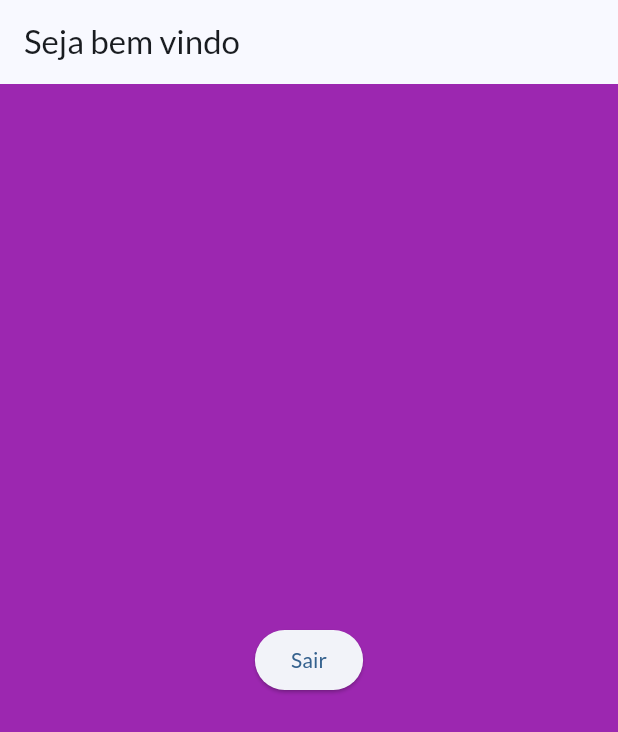
After one commit to victorhug01/unijobs, a Flutter app: the screen it shows once a user with an empty profile is signed in, after a tap on "Sair", on a phone screen of 412 x 824 dp. The commit adds this screen. Shown: the top 732 px of the screen. Run offline on Flutter 3.47's test engine with Material 3 defaults, Android fonts, the phone set to English and light mode, and no system bars; our stand-ins replace email_validator, firebase_auth, firebase_core, google_fonts; accounts and stored records are empty; statements that could not run were skipped.

Commit message:
finalização login, cadastro e saida do app por email

```diff
--- a/lib/src/app/myapp.dart
+++ b/lib/src/app/myapp.dart
@@ -1,6 +1,8 @@
+import 'package:firebase_auth/firebase_auth.dart';
 import 'package:flutter/material.dart';
 import 'package:google_fonts/google_fonts.dart';
 import 'package:unijobs/src/screens/forgotpassword/forgotpassword.dart';
+import 'package:unijobs/src/screens/home/home_page.dart';
 import 'package:unijobs/src/screens/login/login_authetication.dart';
 import 'package:unijobs/src/screens/register/register_authentication.dart';
 
@@ -23,7 +25,25 @@ class MyApp extends StatelessWidget {
         'registerAuthetication': (_) => const RegisterAuthentication(),
         'loginAuthentication': (_) => const LoginAuthentication(),
       },
-      home: const LoginAuthentication(),
+      home: const RoteadorScreen(),
     );
   }
 }
+
+class RoteadorScreen extends StatelessWidget {
+  const RoteadorScreen({super.key});
+
+  @override
+  Widget build(BuildContext context) {
+    return StreamBuilder<User?>(
+      stream: FirebaseAuth.instance.userChanges(),
+      builder: (context, snapshot) {
+        if(snapshot.hasData){
+          return const MyHomePage();
+        }else{
+          return const LoginAuthentication();
+        }
+      },
+    );
+  }
+}
--- /dev/null
+++ b/lib/src/screens/home/home_page.dart
@@ -0,0 +1,27 @@
+import 'package:flutter/material.dart';
+import 'package:unijobs/src/servicos/authentication_service.dart';
+
+class MyHomePage extends StatefulWidget {
+  const MyHomePage({super.key});
+
+  @override
+  State<MyHomePage> createState() => _MyHomePageState();
+}
+
+class _MyHomePageState extends State<MyHomePage> {
+  final AuthenticationService _authService = AuthenticationService();
+  @override
+  Widget build(BuildContext context) {
+    return Scaffold(
+      backgroundColor: Colors.purple,
+      appBar: AppBar(
+        title: const Text('Seja bem vindo'),
+      ),
+      body: Center(
+        child: ElevatedButton(onPressed: (){
+          _authService.logOut();
+        }, child: const Text('Sair')),
+      ),
+    );
+  }
+}
--- a/lib/src/screens/login/login_authetication.dart
+++ b/lib/src/screens/login/login_authetication.dart
@@ -2,6 +2,7 @@ import 'package:email_validator/email_validator.dart';
 import 'package:flutter/material.dart';
 import 'package:unijobs/src/breakpoints/display_responsive.dart';
 import 'package:unijobs/src/components/textformfields/textformfield_component.dart';
+import 'package:unijobs/src/servicos/authentication_service.dart';
 import 'package:unijobs/src/theme/theme_color.dart';
 import 'package:unijobs/src/validations/mixin_validation.dart';
 
@@ -18,6 +19,7 @@ class _LoginAuthenticationState extends State<LoginAuthentication>
   final GlobalKey<FormState> _keyForm = GlobalKey();
   final TextEditingController emailController = TextEditingController();
   final TextEditingController passwordController = TextEditingController();
+  final AuthenticationService _authService = AuthenticationService();
 
   @override
   Widget build(BuildContext context) {
@@ -134,7 +136,10 @@ class _LoginAuthenticationState extends State<LoginAuthentication>
                                           controller: passwordController,
                                           inputType: TextInputType.text,
                                           labelText: 'Senha',
-                                          validator: isNotEmpyt,
+                                          validator: (value) => combine([
+                                            () => isNotEmpyt(value),
+                                            () => hasSixChars(value),
+                                          ]),
                                           obscure: true,
                                         ),
                                         const SizedBox(height: 5),
@@ -182,14 +187,28 @@ class _LoginAuthenticationState extends State<LoginAuthentication>
                                             onPressed: () {
                                               if (_keyForm.currentState!
                                                   .validate()) {
-                                                const snackBar = SnackBar(
-                                                  content:
-                                                      Text('Campos Validados'),
-                                                  duration: Duration(
-                                                      milliseconds: 4000),
+                                                String email = emailController.text;
+                                                String password = passwordController.text;
+                                                _authService.signInUsers(
+                                                  email: email,
+                                                  password: password,
+                                                ).then((String? error) {
+                                                    if (error != null) {
+                                                      ScaffoldMessenger.of(context).showSnackBar(
+                                                        SnackBar(
+                                                          backgroundColor: ColorSchemeManagerClass.colorDanger,
+                                                          content: Text(
+                                                            error,
+                                                          ),
+                                                          duration:
+                                                              const Duration(
+                                                            seconds: 3,
+                                                          ),
+                                                        ),
+                                                      );
+                                                    }
+                                                  },
                                                 );
-                                                ScaffoldMessenger.of(context)
-                                                    .showSnackBar(snackBar);
                                               }
                                             },
                                             style: ElevatedButton.styleFrom(
--- a/lib/src/screens/register/register_authentication.dart
+++ b/lib/src/screens/register/register_authentication.dart
@@ -179,7 +179,6 @@ class _RegisterAuthenticationState extends State<RegisterAuthentication>
                                         email: email,
                                         password: password,
                                       );
-
                                       sm.showSnackBar(
                                         SnackBar(
                                           backgroundColor:
```
Also changed, not shown: lib/src/servicos/authentication_service.dart (+17 -1 lines).
